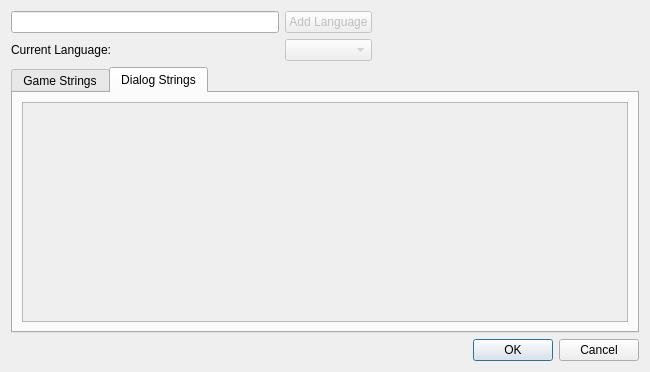
protoman/rockbot, file editor/files_editor/stringseditor.ui: the form before one commit.
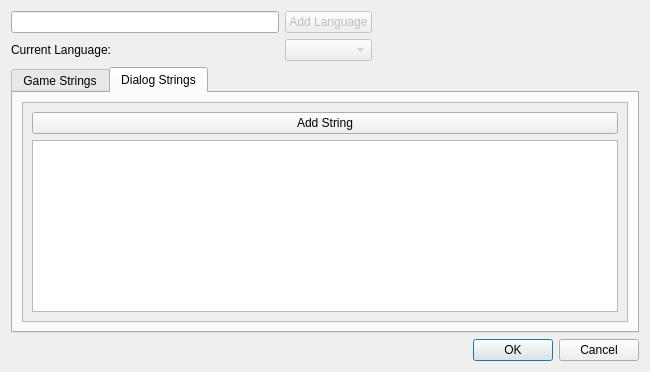
The form after the commit. The open tabs and pages were chosen to show the change.

Commit message: - start common string editor

```diff
--- a/editor/files_editor/stringseditor.ui
+++ b/editor/files_editor/stringseditor.ui
@@ -95,7 +95,18 @@
           </property>
           <layout class="QGridLayout" name="gridLayout_7">
            <item row="0" column="0">
-            <layout class="QGridLayout" name="tabDialog_gridLayout"/>
+            <layout class="QGridLayout" name="tabDialog_gridLayout">
+             <item row="0" column="0">
+              <widget class="QPushButton" name="addCommonString_pushButton">
+               <property name="text">
+                <string>Add String</string>
+               </property>
+              </widget>
+             </item>
+             <item row="1" column="0">
+              <widget class="QTableView" name="commonStrings_tableView"/>
+             </item>
+            </layout>
            </item>
           </layout>
          </widget>
```
Left out of the diff: 2 changed lines with no effect on the pictures. The commit also changes 7 other files.
